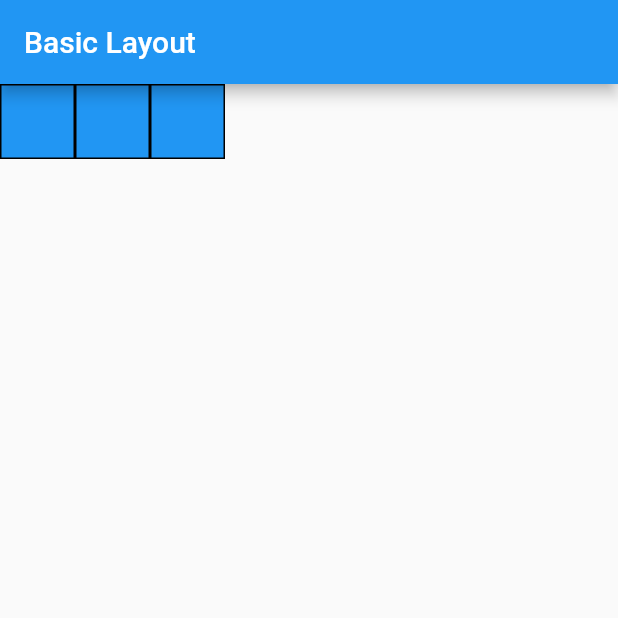
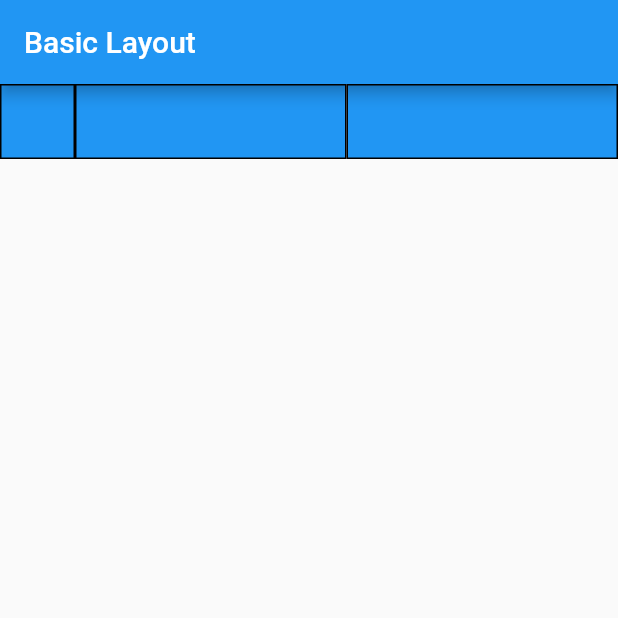
Before and after one commit to ArhanWR/basic_layout_flutter, a Flutter app: the screen it shows after launch, on a phone screen of 412 x 824 dp, the top half of it. Run offline on Flutter 3.47's test engine with Material 2 defaults, Android fonts, the phone set to English and light mode, and no system bars.

Commit message:
Testing flex values

```diff
--- a/lib/main.dart
+++ b/lib/main.dart
@@ -28,12 +28,12 @@ class MyWidget extends StatelessWidget {
       children: [
         BlueBox(),
         Flexible(
-          fit: FlexFit.loose,
+          fit: FlexFit.tight,
           flex: 1,
           child: BlueBox(),
         ),
         Flexible(
-          fit: FlexFit.loose,
+          fit: FlexFit.tight,
           flex: 1,
           child: BlueBox(),
         ),
```
